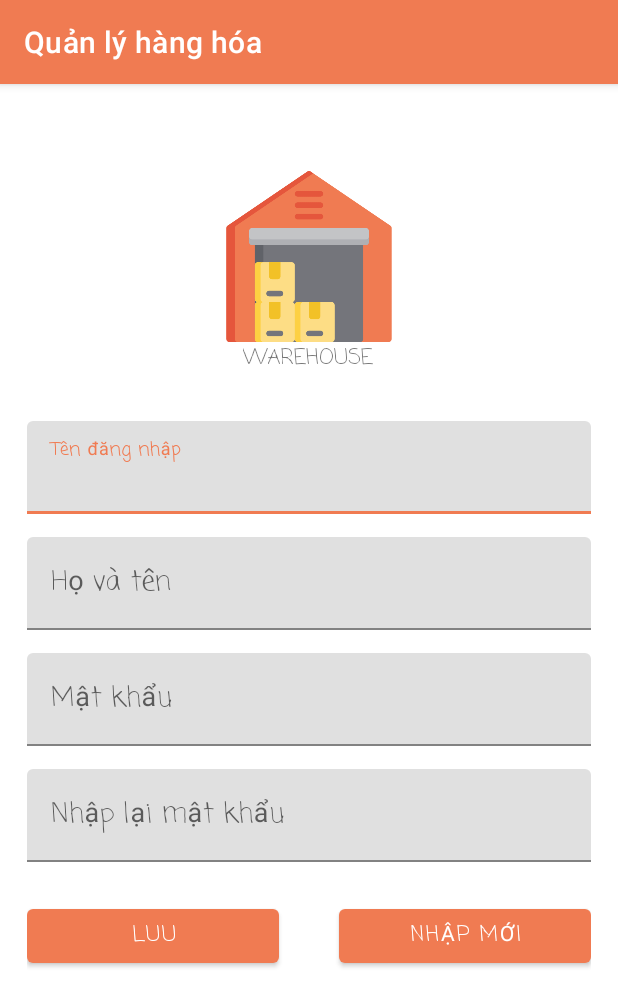
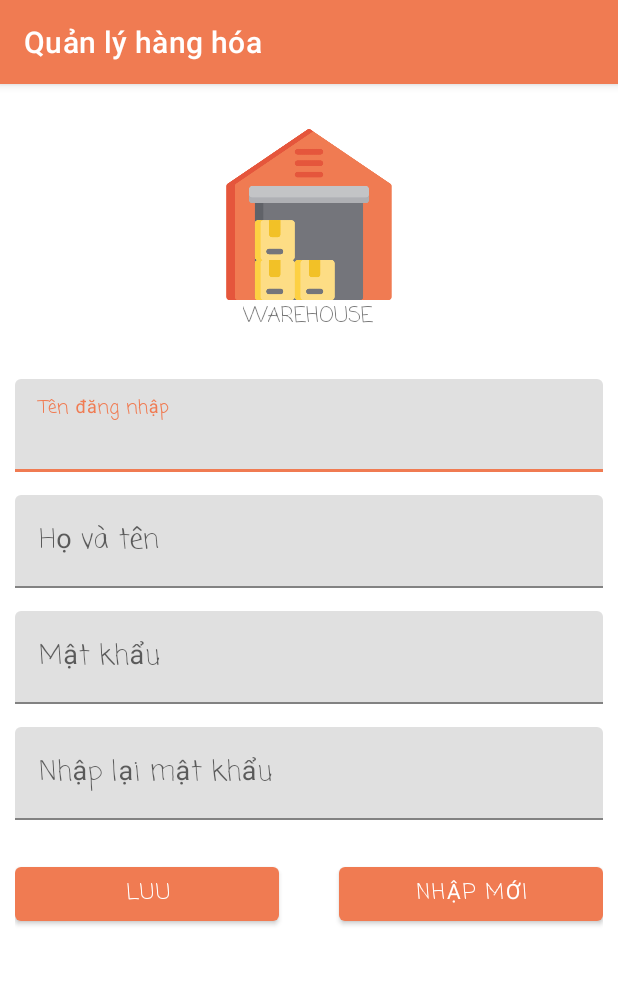
Before and after one commit to Hunghm/Quan_ly_ban_hang, an Android app: the ThemTaiKhoan screen opened directly, with no data from a screen before it, on a phone screen of 412 x 824 dp. Shown: the top 1007 px of the screen. Run offline under Robolectric (Android 15) with nearby library versions, the phone set to English and light mode, and no system bars.

Commit message:
comit 21/4 2021

```diff
--- a/app/src/main/res/layout/activity_doi_mat_khau.xml
+++ b/app/src/main/res/layout/activity_doi_mat_khau.xml
@@ -3,13 +3,13 @@
     android:layout_width="match_parent"
     android:layout_height="match_parent"
     android:orientation="vertical"
-    android:padding="24dp">
+    android:padding="10dp">
 
     <LinearLayout
         android:layout_width="wrap_content"
         android:layout_height="wrap_content"
         android:layout_gravity="center"
-        android:layout_marginTop="40dp"
+        android:layout_marginTop="20dp"
         android:orientation="vertical">
 
         <ImageView
--- a/app/src/main/res/layout/activity_them_tk.xml
+++ b/app/src/main/res/layout/activity_them_tk.xml
@@ -1,16 +1,23 @@
 <?xml version="1.0" encoding="utf-8"?>
+<ScrollView
+    android:id="@+id/scrollView"
+    android:layout_height="match_parent"
+    android:layout_width="match_parent"
+    xmlns:android="http://schemas.android.com/apk/res/android">
+
     <LinearLayout xmlns:android="http://schemas.android.com/apk/res/android"
         xmlns:tools="http://schemas.android.com/tools"
         android:layout_width="match_parent"
         android:layout_height="match_parent"
         android:orientation="vertical"
-    android:padding="18dp">
+        android:padding="10dp">
+
 
         <LinearLayout
             android:layout_width="wrap_content"
             android:layout_height="wrap_content"
             android:layout_gravity="center"
-        android:layout_marginTop="40dp"
+            android:layout_marginTop="20dp"
             android:orientation="vertical">
 
             <ImageView
@@ -104,8 +111,8 @@
                 android:id="@+id/btn_luu"
                 android:layout_width="0dp"
                 android:layout_height="wrap_content"
+                android:layout_marginRight="20dp"
                 android:layout_weight="1"
-            android:layout_marginRight="20dp"
                 android:fontFamily="casual"
                 android:text="Luu"
                 android:textColor="#fff" />
@@ -114,11 +121,12 @@
                 android:id="@+id/btn_huy"
                 android:layout_width="0dp"
                 android:layout_height="wrap_content"
+                android:layout_marginLeft="20dp"
                 android:layout_weight="1"
-            android:layout_marginLeft="20dp"
                 android:fontFamily="casual"
                 android:text="Nhập mới"
                 android:textColor="#fff" />
         </LinearLayout>
 
     </LinearLayout>
+</ScrollView>
```
Lines whose indentation alone changed are shown as unchanged.
